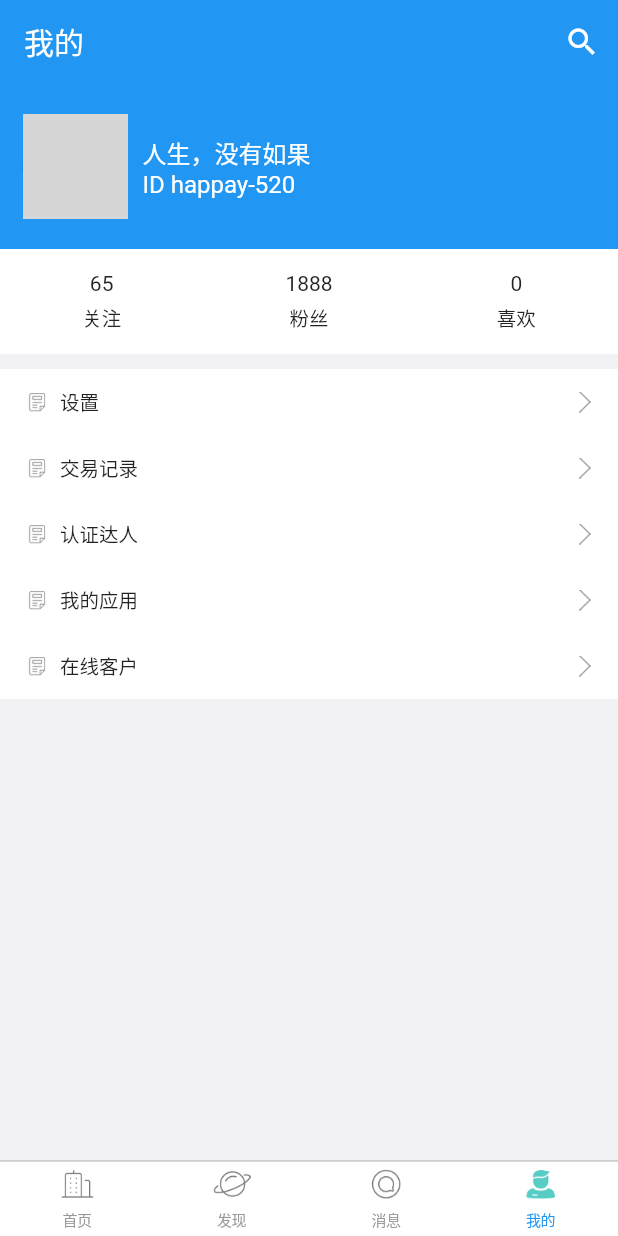
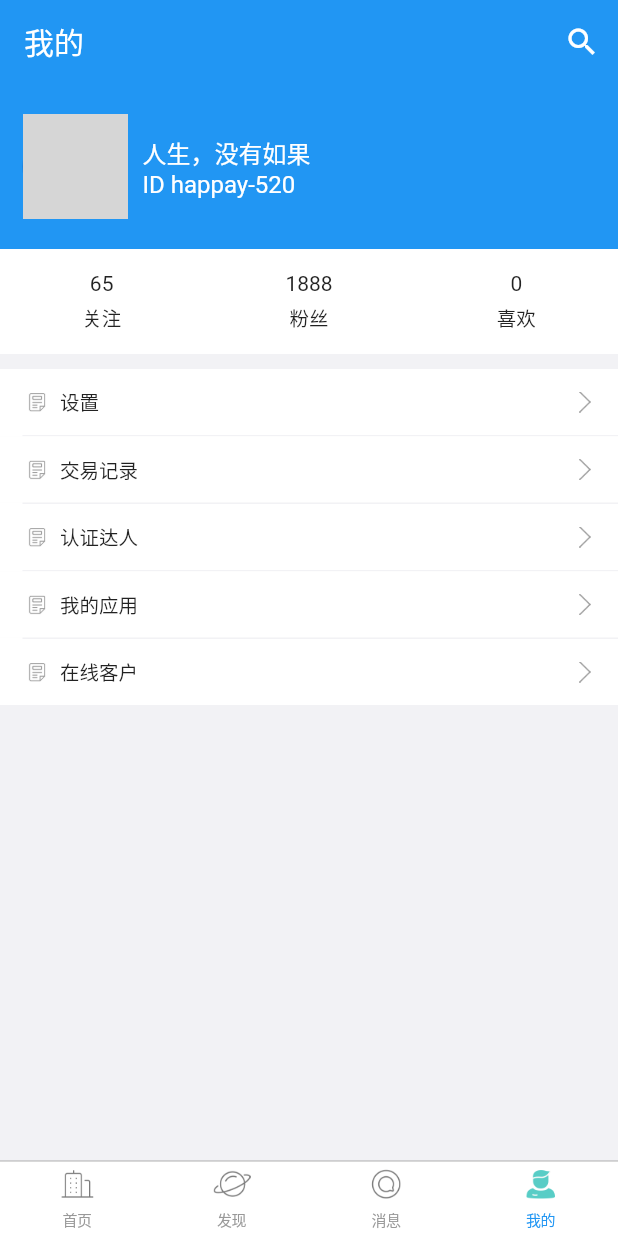
Before and after one commit to fusilin/my_first_flutter, a Flutter app: the screen it shows after launch, item 4 of the bottom bar chosen, on a phone screen of 412 x 824 dp. Run offline on Flutter 3.47's test engine with Material 2 defaults, Android fonts, the phone set to English and light mode, and no system bars; our stand-ins replace fluttertoast; network calls fail; grey boxes are pictures that could not be loaded.

Commit message:
加入自定义分割线

```diff
--- a/lib/app/view/mine.dart
+++ b/lib/app/view/mine.dart
@@ -3,6 +3,7 @@ import 'package:lofter/app/view/search.dart';
 import 'package:flutter/cupertino.dart';
 import 'package:fluttertoast/fluttertoast.dart';
 import 'package:lofter/widget/dividing_line.dart';
+import 'package:lofter/widget/divider_line.dart';
 import 'package:lofter/widget/route_animation.dart';
 
 class MineTab extends StatelessWidget {
@@ -146,6 +147,9 @@ class MineTab extends StatelessWidget {
             child: new Container(
                 color: Colors.white,
                 child: buildContainer(_items[i]['icon'], _items[i]['name']))));
+        if (i < _items.length - 1) {
+          _widget.add(DividerLine());
+        }
       }
       return _widget;
     }
--- /dev/null
+++ b/lib/widget/divider_line.dart
@@ -0,0 +1,34 @@
+import 'package:flutter/material.dart';
+
+// import 'theme.dart';
+class DividerLine extends StatelessWidget {
+  const DividerLine(
+      {Key key, this.height, this.leftIndent, this.rightIndent, this.color})
+      : super(key: key);
+  final double height;
+  final double leftIndent;
+  final double rightIndent;
+  final Color color;
+
+  static BorderSide createBorderSide(BuildContext context,
+      {Color color, double width = 0.0}) {
+    assert(width != null);
+    return new BorderSide(
+      color: color ?? Theme.of(context).dividerColor,
+      width: width,
+    );
+  }
+
+  @override
+  Widget build(BuildContext context) {
+    return new Container(
+      height: height ?? 1.0,
+      color: Colors.white,
+      child: new Container(
+        margin: EdgeInsets.only(
+            left: leftIndent ?? 15.0, right: rightIndent ?? 0.0),
+        color: color ?? new Color.fromARGB(255, 242, 242, 245),
+      ),
+    );
+  }
+}
```
Also changed, not shown: 1 other file.
